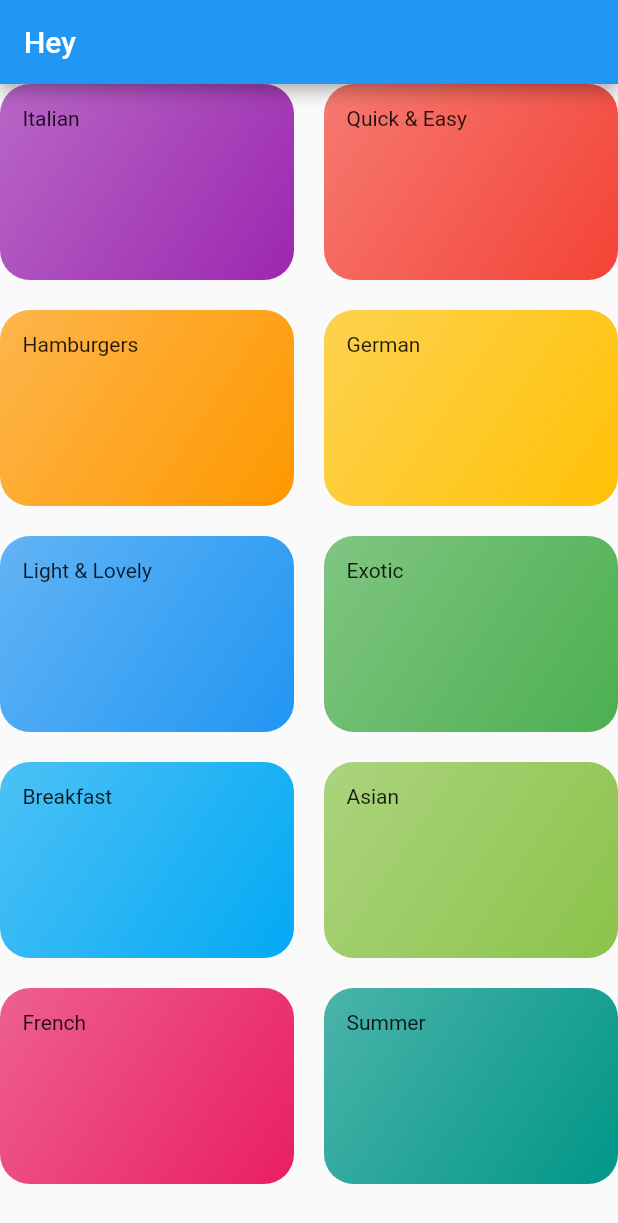
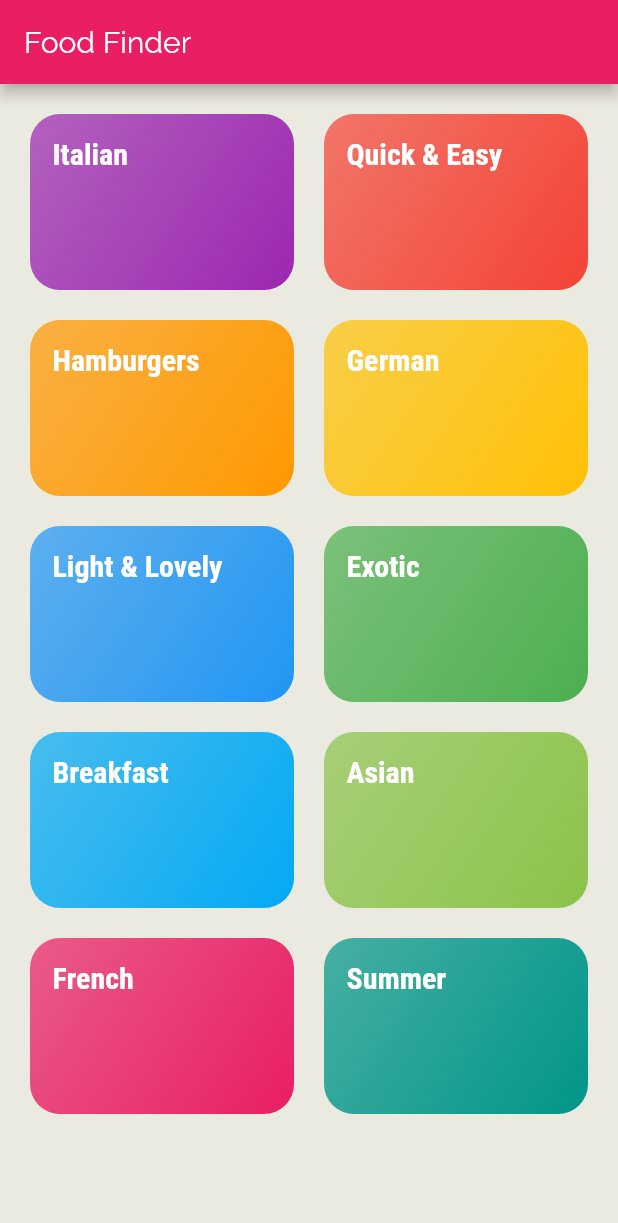
Before and after one commit to absolute-nil/Food-Finder, a Flutter app: the screen it shows after launch, on a phone screen of 412 x 824 dp. Shown: the top 1223 px of the screen. Run offline on Flutter 3.47's test engine with Material 2 defaults, Android fonts, the phone set to English and light mode, and no system bars.

Commit message:
add styling

```diff
--- a/lib/categories_screen.dart
+++ b/lib/categories_screen.dart
@@ -7,9 +7,10 @@ class CategoriesScreen extends StatelessWidget {
   Widget build(BuildContext context) {
     return Scaffold(
       appBar: AppBar(
-        title: const Text("Hey"),
+        title: const Text("Food Finder"),
       ),
       body: GridView(
+        padding: EdgeInsets.all(20),
         children: DUMMY_CATEGORIES
             .map((catData) => CategoryItem(catData.title, catData.color))
             .toList(),
--- a/lib/category_item.dart
+++ b/lib/category_item.dart
@@ -8,7 +8,7 @@ class CategoryItem extends StatelessWidget {
   Widget build(BuildContext context) {
     return Container(
       padding: const EdgeInsets.all(15),
-      child: Text(_title),
+      child: Text(_title, style: Theme.of(context).textTheme.headline6,),
       decoration: BoxDecoration(
           gradient: LinearGradient(
               colors: [_color.withOpacity(0.7), _color],
--- a/lib/main.dart
+++ b/lib/main.dart
@@ -9,7 +9,23 @@ class MyApp extends StatelessWidget {
     return MaterialApp(
       title: 'DeliMeals',
       theme: ThemeData(
-        primarySwatch: Colors.blue,
+        primarySwatch: Colors.pink,
+        accentColor: Colors.amber,
+        canvasColor: Color.fromRGBO(235, 234, 225, 1),
+        fontFamily: 'Raleway',
+        textTheme: ThemeData.light().textTheme.copyWith(
+            bodyText1: TextStyle(
+              color: Color.fromRGBO(20, 51, 51, 1),
+            ),
+            bodyText2: TextStyle(
+              color: Color.fromRGBO(20, 51, 51, 1),
+            ),
+            headline6: TextStyle(
+              fontSize: 20,
+              fontFamily: 'RobotoCondensed',
+              fontWeight: FontWeight.bold,
+              color: Colors.white
+            )),
       ),
       home: CategoriesScreen(),
     );
```
Also changed, not shown: pubspec.yaml (+18 -14 lines), assets/fonts/Raleway-Black.ttf (added), assets/fonts/Raleway-Bold.ttf (added), assets/fonts/Raleway-Regular.ttf (added), assets/fonts/RobotoCondensed-Bold.ttf (added), assets/fonts/RobotoCondensed-Italic.ttf (added), assets/fonts/RobotoCondensed-Light.ttf (added), assets/fonts/RobotoCondensed-Regular.ttf (added).
